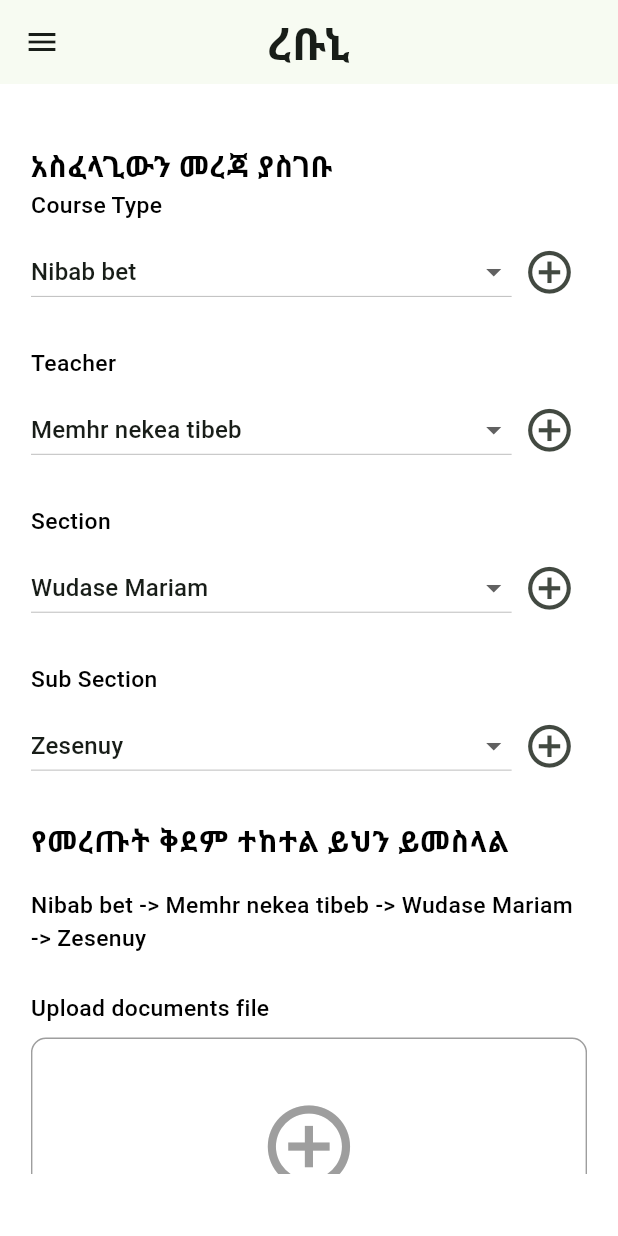
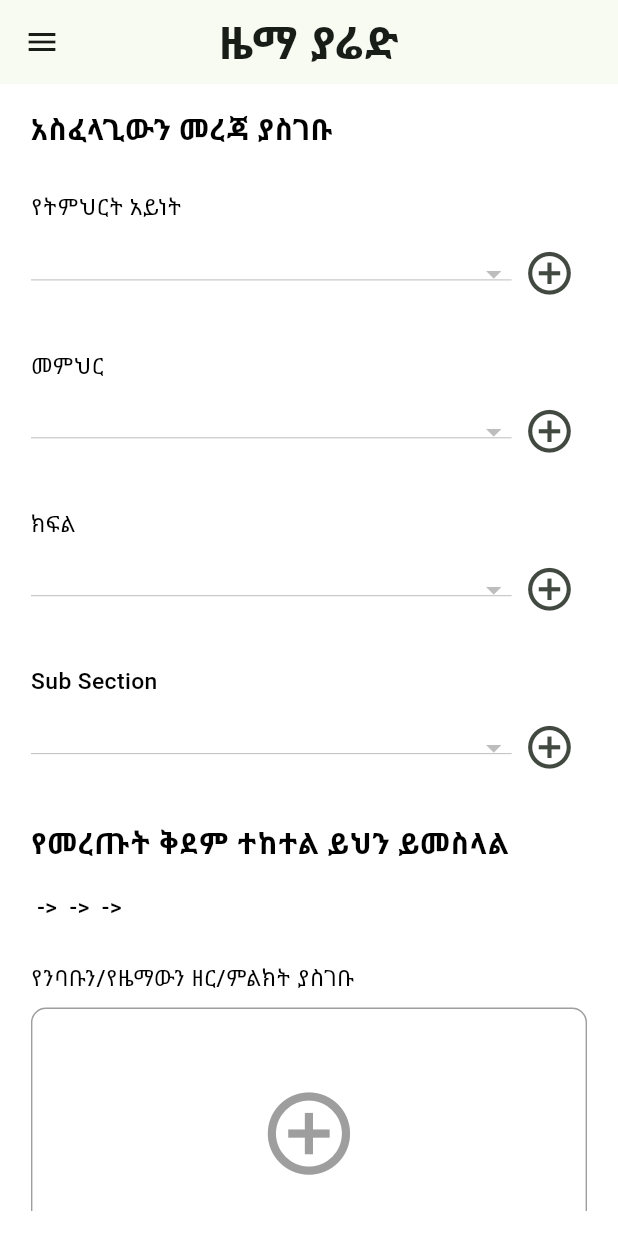
Before and after one commit to Natnael16/abnet-mobile, a Flutter app: the AdminPage screen opened by its route, in the side drawer, after a tap on the "add circle outline" icon, on a phone screen of 412 x 824 dp. Run offline on Flutter 3.47's test engine with Material 3 defaults, Android fonts, the phone set to English and light mode, and no system bars; our stand-ins replace adaptive_theme, audio_video_progress_bar, bloc, cached_network_image, connectivity_plus, dartz and 19 more; missing offline and left inert: cloudinary; accounts and stored records are empty; Roboto replaces fonts that are missing (Noto).

Commit message:
Feat: make changes to fetch data for admin dropdowns

```diff
--- a/lib/core/routes/router_config.dart
+++ b/lib/core/routes/router_config.dart
@@ -9,7 +9,7 @@ import '../../features/courses/presentation/screens/media_player.dart';
 import '../../features/courses/presentation/screens/teachers.dart';
 import '../../features/courses/presentation/screens/topics.dart';
 import '../../features/splash/splash_screen.dart';
-import '../utils/theme.dart';
+import '../../main.dart';
 
 class AppRouter extends StatelessWidget {
   static final GoRouter _router = GoRouter(
@@ -50,7 +50,14 @@ class AppRouter extends StatelessWidget {
           }),
       GoRoute(
         path: AppPaths.admin,
-        builder: (BuildContext context, GoRouterState state) => AdminPage(),
+        builder: (BuildContext context, GoRouterState state) {
+          final session = supabase.auth.currentSession;
+          if (session != null) {
+            return AdminPage();
+          } else {
+            return LoginPage();
+          }
+        },
       ),
       GoRoute(
         path: AppPaths.login,
--- a/lib/core/shared_widgets/custom_drawer.dart
+++ b/lib/core/shared_widgets/custom_drawer.dart
@@ -36,7 +36,7 @@ class CustomDrawer extends StatelessWidget {
                 ),
                 const SizedBox(width: 16),
                 const Text(
-                  'ረቡኒ',
+                  'ዜማ ያሬድ',
                   style: TextStyle(
                       fontSize: 24,
                       fontWeight: FontWeight.bold,
@@ -99,8 +99,7 @@ class CustomDrawer extends StatelessWidget {
                     height: 24,
                     width: 24,
                   ),
-                  onPressed: () =>
-                      _launchURL('malito:natnaeldenbi@gmail.com'),
+                  onPressed: () => _launchURL('malito:natnaeldenbi@gmail.com'),
                 ),
                 IconButton(
                   icon: SvgPicture.asset(
@@ -108,8 +107,8 @@ class CustomDrawer extends StatelessWidget {
                     height: 24,
                     width: 24,
                   ),
-                  onPressed: () =>
-                      _launchURL('https://linkedin.com/in/natnael-tadele-b3534b230/'),
+                  onPressed: () => _launchURL(
+                      'https://linkedin.com/in/natnael-tadele-b3534b230/'),
                 ),
                 IconButton(
                   icon: SvgPicture.asset(
--- a/lib/features/admin/presentation/screens/admin.dart
+++ b/lib/features/admin/presentation/screens/admin.dart
@@ -1,8 +1,19 @@
 import 'package:flutter/material.dart';
+import 'package:fluttertoast/fluttertoast.dart';
 import 'package:responsive_sizer/responsive_sizer.dart';
 import 'package:file_picker/file_picker.dart';
 
 import '../../../../core/shared_widgets/custom_drawer.dart';
+import '../../../../core/shared_widgets/custom_round_button.dart';
+import '../../../../core/utils/colors.dart';
+import '../../../courses/data/datasource/courses_datasource.dart';
+import '../../../courses/data/datasource/teachers_datasource.dart';
+import '../../../courses/data/datasource/topics_datasource.dart';
+import '../../../courses/data/models/course.dart';
+import '../../../courses/data/models/teacher.dart';
+import '../../../courses/data/models/topic.dart';
+import '../widgets/dropdown_field.dart';
+import '../widgets/upload_section.dart';
 
 class AdminPage extends StatefulWidget {
   @override
@@ -11,60 +22,160 @@ class AdminPage extends StatefulWidget {
 
 class _AdminPageState extends State<AdminPage> {
   // Dropdown selections
-  String selectedCourseType = "Nibab bet";
-  String selectedTeacher = "Memhr nekea tibeb";
-  String selectedSection = "Wudase Mariam";
-  String selectedSubSection = "Zesenuy";
+  String selectedCourseType = "";
+  String selectedTeacher = "";
+  String selectedSection = "";
+  String selectedSubSection = "";
 
-  List<String> courseTypes = ["Nibab bet", "Yetmhret aynet", "Type 3"];
-  List<String> teachers = ["Memhr nekea tibeb", "Memhr 2", "Memhr 3"];
-  List<String> sections = ["Wudase Mariam", "Section 2", "Section 3"];
-  List<String> subSections = ["Zesenuy", "Sub Section 2", "Sub Section 3"];
-
+  // Updated lists to use Course, Teacher, and Topic classes
+  List<Course> courseTypes = [];
+  List<Teacher> teachers = [];
+  List<Topic> sections = [];
+  List<Topic> subSections = [];
+  List<String> docTypes = ['pdf', 'doc', 'docx', 'jpeg', 'jpg', 'png'];
+  List<String> mediaTypes = ['mp4', 'mp3'];
   String? _documentFileName;
   String? _mediaFileName;
 
-  // Function to add a new item to dropdown if not found
+  // Fetch data for dropdowns
+  @override
+  void initState() {
+    super.initState();
+    _fetchInitialData();
+  }
+
+  Future<void> _fetchInitialData() async {
+    try {
+      courseTypes = await getCourses();
+      teachers = await getTeachers();
+      sections = await getAllTopics();
+      // Set default selected values if lists are not empty
+      setState(() {
+        selectedCourseType =
+            courseTypes.isNotEmpty ? courseTypes.first.title : '';
+        selectedTeacher = teachers.isNotEmpty ? teachers.first.name : '';
+        selectedSection = sections.isNotEmpty ? sections.first.title : '';
+      });
+    } catch (e) {
+      debugPrint("Error initializing dropdowns: $e");
+    }
+    setState(() {}); // Refresh the UI with the fetched data
+  }
+
+  // Function to add a course
+  Future<void> addCourse(String courseTitle) async {
+    try {
+      Course? newCourse = await createCourse(courseTitle);
+
+      if (newCourse != null) {
+        setState(() {
+          courseTypes.add(newCourse);
+          selectedCourseType = newCourse.title;
+        });
+        Fluttertoast.showToast(
+          msg: "አዲስ ትምህርት በተሳካ ሁኔታ ተመዝግቧል",
+          backgroundColor: AppColors.primaryColor,
+        );
+      } else {
+        Fluttertoast.showToast(
+          msg: "አልተሳካም እንደገና ይሞክሩ",
+          backgroundColor: Colors.red.shade400,
+        );
+      }
+    } catch (e) {
+      Fluttertoast.showToast(
+        msg: "አልተሳካም እንደገና ይሞክሩ",
+        backgroundColor: Colors.red.shade400,
+      );
+    }
+  }
+
+  // Function to add a teacher
+  Future<void> addTeacher(String teacherName) async {
+    try {
+      Teacher? newTeacher = await createTeacher(teacherName);
+      if (newTeacher != null) {
+        setState(() {
+          teachers.add(newTeacher);
+          selectedTeacher = newTeacher.name;
+        });
+        Fluttertoast.showToast(
+          msg: "አዲስ መምህር በተሳካ ሁኔታ ተመዝግቧል",
+          backgroundColor: AppColors.primaryColor,
+        );
+      } else {
+        Fluttertoast.showToast(
+          msg: "አልተሳካም እንደገና ይሞክሩ",
+          backgroundColor: AppColors.primaryColor,
+        );
+      }
+    } catch (e) {
+      Fluttertoast.showToast(
+        msg: "አልተሳካም እንደገና ይሞክሩ",
+        backgroundColor: Colors.red.shade400,
+      );
+    }
+  }
+
+  // Function to add a topic
+  Future<void> addTopic(String topicTitle) async {
+    try {
+      Topic? newTopic = await createTopic(topicTitle);
+      if (newTopic != null) {
+        setState(() {
+          sections.add(newTopic);
+          selectedSection = newTopic.title;
+        });
+        Fluttertoast.showToast(
+          msg: "አዲስ ክፍል በተሳካ ሁኔታ ተመዝግቧል",
+          backgroundColor: AppColors.primaryColor,
+        );
+      } else {
+        Fluttertoast.showToast(
+          msg: "አልተሳካም እንደገና ይሞክሩ",
+          backgroundColor: Colors.red.shade400,
+        );
+      }
+    } catch (e) {
+      Fluttertoast.showToast(
+        msg: "አልተሳካም እንደገና ይሞክሩ",
+        backgroundColor: Colors.red.shade400,
+      );
+    }
+  }
+
   Future<void> _addNewItemDialog(String itemType) async {
     String newItem = '';
     await showDialog<String>(
       context: context,
       builder: (BuildContext context) {
         return AlertDialog(
-          title: Text('Add new $itemType'),
+          title: Text('አዲስ $itemType ይጨምሩ'),
           content: TextField(
             onChanged: (value) {
               newItem = value;
             },
-            decoration: InputDecoration(hintText: 'Enter new $itemType'),
+            decoration: InputDecoration(hintText: 'አዲስ $itemType ይጨምሩ'),
           ),
           actions: <Widget>[
             TextButton(
               onPressed: () {
                 Navigator.of(context).pop();
               },
-              child: Text('Cancel'),
+              child: const Text('ተመለስ'),
             ),
             TextButton(
-              onPressed: () {
-                setState(() {
-                  if (itemType == "course type") {
-                    courseTypes.add(newItem);
-                    selectedCourseType = newItem;
-                  } else if (itemType == "teacher") {
-                    teachers.add(newItem);
-                    selectedTeacher = newItem;
-                  } else if (itemType == "section") {
-                    sections.add(newItem);
-                    selectedSection = newItem;
-                  } else if (itemType == "subsection") {
-                    subSections.add(newItem);
-                    selectedSubSection = newItem;
-                  }
-                });
+              onPressed: () async {
                 Navigator.of(context).pop();
+                if (itemType == "የትምህርት አይነት") {
+                  await addCourse(newItem);
+                } else if (itemType == "መምህር") {
+                  await addTeacher(newItem);
+                } else if (itemType == "ክፍል") {
+                  await addTopic(newItem);
+                }
               },
-              child: Text('Add'),
+              child: Text('መዝግብ'),
             ),
           ],
         );
@@ -73,10 +184,10 @@ class _AdminPageState extends State<AdminPage> {
   }
 
   // File pickers
-  Future<void> _pickDocumentFile() async {
+  Future<void> _pickDocumentFile(List<String> types) async {
     FilePickerResult? result = await FilePicker.platform.pickFiles(
       type: FileType.custom,
-      allowedExtensions: ['pdf', 'doc', 'docx'],
+      allowedExtensions: types,
     );
 
     if (result != null) {
@@ -86,10 +197,10 @@ class _AdminPageState extends State<AdminPage> {
     }
   }
 
-  Future<void> _pickMediaFile() async {
+  Future<void> _pickMediaFile(List<String> types) async {
     FilePickerResult? result = await FilePicker.platform.pickFiles(
       type: FileType.custom,
-      allowedExtensions: ['jpg', 'jpeg', 'mp4', 'mp3'],
+      allowedExtensions: types,
     );
 
     if (result != null) {
@@ -103,71 +214,69 @@ class _AdminPageState extends State<AdminPage> {
   Widget build(BuildContext context) {
     return Scaffold(
       appBar: AppBar(
-        title: const Text("ረቡኒ",
+        title: const Text("ዜማ ያሬድ",
             style: TextStyle(fontSize: 30, fontWeight: FontWeight.w700)),
         centerTitle: true,
       ),
       drawer: const CustomDrawer(),
       body: Padding(
-        padding: EdgeInsets.symmetric(horizontal: 5.w, vertical: 5.h),
+        padding: EdgeInsets.symmetric(horizontal: 5.w, vertical: 2.h),
         child: SingleChildScrollView(
           child: Column(
             crossAxisAlignment: CrossAxisAlignment.start,
             children: [
-              // Admin to header
               Text(
                 'አስፈላጊውን መረጃ ያስገቡ',
                 style: TextStyle(fontSize: 18.sp, fontWeight: FontWeight.bold),
               ),
-
-
+              SizedBox(height: 3.h,),
               // Dropdown for course type
-              _dropdownField(
-                'Course Type',
+              dropdownField(
+                'የትምህርት አይነት',
                 selectedCourseType,
-                courseTypes,
+                courseTypes.map((course) => course.title).toList(),
                 (newValue) {
                   setState(() {
                     selectedCourseType = newValue!;
                   });
                 },
-                () => _addNewItemDialog("course type"),
+                () => _addNewItemDialog("የትምህርት አይነት"),
               ),
               SizedBox(height: 3.h),
 
               // Dropdown for teachers
-              _dropdownField(
-                'Teacher',
+              dropdownField(
+                'መምህር',
                 selectedTeacher,
-                teachers,
+                teachers.map((teacher) => teacher.name).toList(),
                 (newValue) {
                   setState(() {
                     selectedTeacher = newValue!;
                   });
                 },
-                () => _addNewItemDialog("teacher"),
+                () => _addNewItemDialog("መምህር"),
               ),
               SizedBox(height: 3.h),
 
               // Dropdown for sections
-              _dropdownField(
-                'Section',
+              dropdownField(
+                'ክፍል',
                 selectedSection,
-                sections,
+                sections.map((section) => section.title).toList(),
                 (newValue) {
                   setState(() {
                     selectedSection = newValue!;
                   });
                 },
-                () => _addNewItemDialog("section"),
+                () => _addNewItemDialog("ክፍል"),
               ),
               SizedBox(height: 3.h),
 
               // Dropdown for subsections
-              _dropdownField(
+              dropdownField(
                 'Sub Section',
                 selectedSubSection,
-                subSections,
+                subSections.map((subSection) => subSection.title).toList(),
                 (newValue) {
                   setState(() {
                     selectedSubSection = newValue!;
@@ -176,6 +285,7 @@ class _AdminPageState extends State<AdminPage> {
                 () => _addNewItemDialog("subsection"),
               ),
               SizedBox(height: 3.h),
+
               Text(
                 'የመረጡት ቅደም ተከተል ይህን ይመስላል',
                 style: TextStyle(fontSize: 18.sp, fontWeight: FontWeight.bold),
@@ -186,24 +296,26 @@ class _AdminPageState extends State<AdminPage> {
                 style: TextStyle(fontSize: 16.sp),
               ),
               SizedBox(height: 3.h),
-              // Upload document file
-              _uploadSection('Upload documents file', _pickDocumentFile,
-                  _documentFileName),
+
+              uploadSection(
+                  'የንባቡን/የዜማውን ዘር/ምልክት ያስገቡ',
+                  () => _pickDocumentFile(docTypes),
+                  _documentFileName,
+                  docTypes),
               SizedBox(height: 3.h),
 
-              // Upload audio or video file
-              _uploadSection(
-                  'Upload Audio or Video file', _pickMediaFile, _mediaFileName),
+              uploadSection('የዜማውን/የንባቡ/የተንቀሳቃሽ ምስሉን ያስገቡ',
+                  () => _pickMediaFile(mediaTypes), _mediaFileName, mediaTypes),
               SizedBox(height: 5.h),
 
-              // Back and Next buttons
               Row(
-                mainAxisAlignment: MainAxisAlignment.spaceBetween,
+                mainAxisAlignment: MainAxisAlignment.center,
                 children: [
-                  _button('Back', Colors.grey, () {
-                    Navigator.pop(context);
-                  }),
-                  _button('Next', Colors.green, () {}),
+                  CustomRoundButton(
+                      buttonText: "መዝግብ",
+                      onPressed: () async {
+                        // Add your submission logic here
+                      })
                 ],
               ),
             ],
@@ -212,91 +324,4 @@ class _AdminPageState extends State<AdminPage> {
       ),
     );
   }
-
-  // Reusable dropdown widget
-  Widget _dropdownField(String label, String selectedItem, List<String> items,
-      ValueChanged<String?> onChanged, VoidCallback onAddNew) {
-    return Column(
-      crossAxisAlignment: CrossAxisAlignment.start,
-      children: [
-        Text(
-          label,
-          style: TextStyle(fontSize: 16.sp, fontWeight: FontWeight.w500),
-        ),
-        SizedBox(height: 1.h),
-        Row(
-          children: [
-            Expanded(
-              child: DropdownButton<String>(
-                value: selectedItem,
-                isExpanded: true,
-                onChanged: onChanged,
-                items: items.map<DropdownMenuItem<String>>((String value) {
-                  return DropdownMenuItem<String>(
-                    value: value,
-                    child: Text(value),
-                  );
-                }).toList(),
-              ),
-            ),
-            IconButton(
-              icon: Icon(Icons.add_circle_outline, size: 24.sp),
-              onPressed: onAddNew,
-            ),
-          ],
-        ),
-      ],
-    );
-  }
-
-  // Reusable upload section
-  Widget _uploadSection(
-      String title, VoidCallback onPickFile, String? fileName) {
-    return Column(
-      crossAxisAlignment: CrossAxisAlignment.start,
-      children: [
-        Text(
-          title,
-          style: TextStyle(fontSize: 16.sp, fontWeight: FontWeight.w500),
-        ),
-        SizedBox(height: 1.h),
-        GestureDetector(
-          onTap: onPickFile,
-          child: Container(
-            height: 25.h,
-            decoration: BoxDecoration(
-              border: Border.all(color: Colors.grey),
-              borderRadius: BorderRadius.circular(10.0),
-            ),
-            child: Center(
-              child: Column(
-                mainAxisAlignment: MainAxisAlignment.center,
-                children: [
-                  Icon(Icons.add_circle_outline, size: 8.h, color: Colors.grey),
-                  SizedBox(height: 2.h),
-                  Text(
-                    fileName ??
-                        'Drag and drop a pdf, doc, docx, or image file (jpg, jpeg)',
-                    style: TextStyle(color: Colors.grey, fontSize: 16.sp),
-                    textAlign: TextAlign.center,
-                  ),
-                ],
-              ),
-            ),
-          ),
-        ),
-      ],
-    );
-  }
-
-  // Reusable button widget
-  Widget _button(String text, Color color, VoidCallback onPressed) {
-    return ElevatedButton(
-      onPressed: onPressed,
-      style: ElevatedButton.styleFrom(
-        minimumSize: Size(40.w, 6.h),
-      ),
-      child: Text(text, style: TextStyle(fontSize: 16.sp)),
-    );
-  }
 }
--- /dev/null
+++ b/lib/features/admin/presentation/widgets/dropdown_field.dart
@@ -0,0 +1,37 @@
+import 'package:flutter/material.dart';
+import 'package:responsive_sizer/responsive_sizer.dart';
+
+Widget dropdownField(String label, String selectedItem, List<String> items,
+    ValueChanged<String?> onChanged, VoidCallback onAddNew) {
+  return Column(
+    crossAxisAlignment: CrossAxisAlignment.start,
+    children: [
+      Text(
+        label,
+        style: TextStyle(fontSize: 16.sp, fontWeight: FontWeight.w500),
+      ),
+      SizedBox(height: 1.h),
+      Row(
+        children: [
+          Expanded(
+            child: DropdownButton<String>(
+              value: selectedItem,
+              isExpanded: true,
+              onChanged: onChanged,
+              items: items.map<DropdownMenuItem<String>>((String value) {
+                return DropdownMenuItem<String>(
+                  value: value,
+                  child: Text(value),
+                );
+              }).toList(),
+            ),
+          ),
+          IconButton(
+            icon: Icon(Icons.add_circle_outline, size: 24.sp),
+            onPressed: onAddNew,
+          ),
+        ],
+      ),
+    ],
+  );
+}
--- /dev/null
+++ b/lib/features/admin/presentation/widgets/upload_section.dart
@@ -0,0 +1,42 @@
+// Reusable upload section
+import 'package:flutter/material.dart';
+import 'package:responsive_sizer/responsive_sizer.dart';
+
+Widget uploadSection(String title, VoidCallback onPickFile, String? fileName,
+    List<String> types) {
+  final acceptedTypes = types.join(', ');
+  return Column(
+    crossAxisAlignment: CrossAxisAlignment.start,
+    children: [
+      Text(
+        title,
+        style: TextStyle(fontSize: 16.sp, fontWeight: FontWeight.w500),
+      ),
+      SizedBox(height: 1.h),
+      GestureDetector(
+        onTap: onPickFile,
+        child: Container(
+          height: 25.h,
+          decoration: BoxDecoration(
+            border: Border.all(color: Colors.grey),
+            borderRadius: BorderRadius.circular(10.0),
+          ),
+          child: Center(
+            child: Column(
+              mainAxisAlignment: MainAxisAlignment.center,
+              children: [
+                Icon(Icons.add_circle_outline, size: 8.h, color: Colors.grey),
+                SizedBox(height: 2.h),
+                Text(
+                  fileName ?? 'Drag and drop a $acceptedTypes file',
+                  style: TextStyle(color: Colors.grey, fontSize: 16.sp),
+                  textAlign: TextAlign.center,
+                ),
+              ],
+            ),
+          ),
+        ),
+      ),
+    ],
+  );
+}
--- a/lib/features/courses/data/datasource/teachers_datasource.dart
+++ b/lib/features/courses/data/datasource/teachers_datasource.dart
@@ -1,4 +1,5 @@
 import 'package:connectivity_plus/connectivity_plus.dart';
+import 'package:flutter/material.dart';
 import 'package:hive/hive.dart';
 import '../../../../main.dart';
 import '../models/teacher.dart';
@@ -76,3 +77,38 @@ void _updateTeachersCacheInBackground(int courseId, String cacheKey) async {
     cacheBox.put(cacheKey, teachers);
   }
 }
+
+Future<List<Teacher>> getTeachers() async {
+  try {
+    final response = await supabase.from('teacher').select("*");
+    print(response);
+    if (response.isNotEmpty) {
+      List<Teacher> teachers =
+          response.map((teach) => Teacher.fromJson(teach)).toList();
+      return teachers;
+    }
+    return [];
+  } catch (e) {
+    debugPrint("Error fetching teachers: $e");
+    return [];
+  }
+}
+
+Future<Teacher?> createTeacher(String name) async {
+  try {
+    final response = await supabase
+        .from('teacher')
+        .insert({
+          'name': name,
+        })
+        .select()
+        .single();
+
+    if (response.isNotEmpty) {
+      return Teacher.fromJson(response);
+    }
+  } catch (e) {
+    debugPrint("Error creating teacher: $e");
+  }
+  return null; // Return null if creation fails
+}
--- a/lib/features/courses/data/datasource/topics_datasource.dart
+++ b/lib/features/courses/data/datasource/topics_datasource.dart
@@ -1,6 +1,7 @@
 import 'dart:convert';
 
 import 'package:connectivity_plus/connectivity_plus.dart';
+import 'package:flutter/foundation.dart';
 import 'package:hive/hive.dart';
 import '../../../../main.dart';
 import '../models/topic.dart';
@@ -114,3 +115,38 @@ Future<Media?> doesTopicHasMedia(int topicId) async {
   Media media = Media.fromJson(response.first);
   return media;
 }
+
+Future<List<Topic>> getAllTopics() async {
+  try {
+    final response = await supabase.from('topic').select("*");
+
+    if (response.isNotEmpty) {
+      List<Topic> topics =
+          response.map((topic) => Topic.fromJson(topic)).toList();
+      return topics;
+    }
+    return [];
+  } catch (e) {
+    debugPrint("Error fetching topics: $e");
+    return [];
+  }
+}
+
+Future<Topic?> createTopic(String title) async {
+  try {
+    final response = await supabase
+        .from('topic')
+        .insert({
+          'title': title,
+        })
+        .select()
+        .single();
+
+    if (response.isNotEmpty) {
+      return Topic.fromJson(response);
+    }
+  } catch (e) {
+    debugPrint("Error creating topic: $e");
+  }
+  return null;
+}
--- a/lib/features/courses/presentation/bloc/course/course_bloc.dart
+++ b/lib/features/courses/presentation/bloc/course/course_bloc.dart
@@ -12,8 +12,9 @@ class CourseBloc extends Bloc<CourseEvent, CourseState> {
     on<GetCoursesEvent>(
         (GetCoursesEvent event, Emitter<CourseState> emit) async {
       emit(CourseLoading());
-      List<Course> courses = await getCourses();
       try {
+        List<Course> courses = await getCourses();
+
         if (courses.isEmpty) {
           emit(const CourseFailure(errorMessage: 'No courses found.'));
           return;
--- a/lib/features/courses/presentation/screens/courses.dart
+++ b/lib/features/courses/presentation/screens/courses.dart
@@ -28,7 +28,7 @@ class _CoursesPageState extends State<CoursesPage> {
   Widget build(BuildContext context) {
     return Scaffold(
       appBar: AppBar(
-        title: const Text("ረቡኒ",
+        title: const Text("ዜማ ያሬድ",
             style: TextStyle(fontSize: 30, fontWeight: FontWeight.w700)),
         centerTitle: true,
       ),
--- a/lib/features/courses/presentation/screens/teachers.dart
+++ b/lib/features/courses/presentation/screens/teachers.dart
@@ -54,7 +54,7 @@ class _TeachersPageState extends State<TeachersPage> {
   Widget build(BuildContext context) {
     return Scaffold(
       appBar: AppBar(
-        title: const Text("ረቡኒ",
+        title: const Text("ዜማ ያሬድ",
             style: TextStyle(fontSize: 30, fontWeight: FontWeight.w700)),
         centerTitle: true,
       ),
--- a/lib/features/courses/presentation/screens/topics.dart
+++ b/lib/features/courses/presentation/screens/topics.dart
@@ -75,7 +75,7 @@ class _TopicsPageState extends State<TopicsPage> {
       child: Scaffold(
         key: _scaffoldKey,
         appBar: AppBar(
-          title: const Text("ረቡኒ",
+          title: const Text("ዜማ ያሬድ",
               style: TextStyle(fontSize: 30, fontWeight: FontWeight.w700)),
           centerTitle: true,
         ),
--- a/pubspec.yaml
+++ b/pubspec.yaml
@@ -45,12 +45,12 @@ dependencies:
   flutter_dotenv: ^5.1.0
   flutter_spinkit: ^5.2.1
   flutter_svg: ^2.0.10+1
+  fluttertoast: ^8.2.8
   get: ^4.6.6
   get_it: ^7.7.0
   go_router: ^14.2.7
   hive: ^2.2.3
   hive_flutter: ^1.1.0
-  internet_connection_checker: ^2.0.0
   just_audio: ^0.9.40
   just_audio_background: ^0.0.1-beta.13
   lottie: ^3.1.2
```
Also changed, not shown: lib/core/network/network_info.dart (deleted, +0 -13 lines), lib/features/courses/data/datasource/courses_datasource.dart (+19 -0 lines), pubspec.lock.
